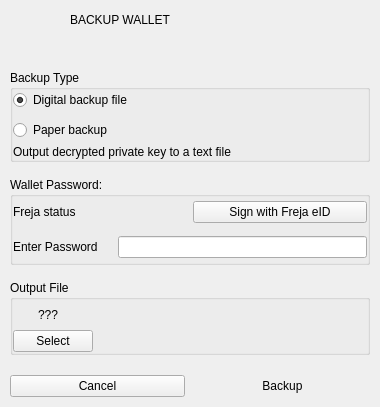
BlockSettle/terminal, file BlockSettleUILib/WalletBackupDialog.ui: the form before one commit.
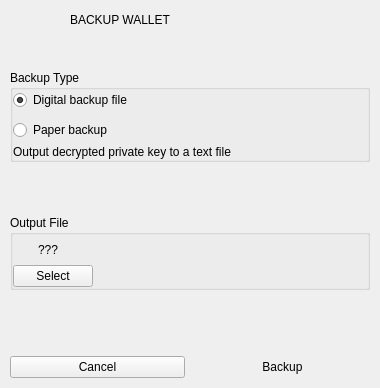
The form after the commit. Icons and pictures are not drawn. Custom widgets are drawn as their Qt base class.

Commit message: BST-1240: GUI support for m-of-n wallet encryption

```diff
--- a/BlockSettleUILib/WalletBackupDialog.ui
+++ b/BlockSettleUILib/WalletBackupDialog.ui
@@ -7,7 +7,7 @@
     <x>0</x>
     <y>0</y>
     <width>380</width>
-    <height>372</height>
+    <height>388</height>
    </rect>
   </property>
   <property name="windowTitle">
@@ -231,136 +231,14 @@
        </widget>
       </item>
       <item>
-       <widget class="QGroupBox" name="groupBoxPassword">
-        <property name="maximumSize">
+       <widget class="WalletKeysSubmitWidget" name="widgetSubmitKeys" native="true">
+        <property name="minimumSize">
          <size>
-          <width>16777215</width>
-          <height>16777215</height>
+          <width>0</width>
+          <height>23</height>
          </size>
         </property>
-        <property name="title">
-         <string>Wallet Password:</string>
-        </property>
-        <layout class="QVBoxLayout" name="verticalLayout_3">
-         <property name="spacing">
-          <number>5</number>
-         </property>
-         <property name="leftMargin">
-          <number>0</number>
-         </property>
-         <property name="topMargin">
-          <number>0</number>
-         </property>
-         <property name="rightMargin">
-          <number>0</number>
-         </property>
-         <property name="bottomMargin">
-          <number>0</number>
-         </property>
-         <item>
-          <widget class="QWidget" name="widgetFreja" native="true">
-           <property name="minimumSize">
-            <size>
-             <width>0</width>
-             <height>30</height>
-            </size>
-           </property>
-           <layout class="QHBoxLayout" name="horizontalLayout_5">
-            <property name="spacing">
-             <number>5</number>
-            </property>
-            <property name="leftMargin">
-             <number>0</number>
-            </property>
-            <property name="topMargin">
-             <number>0</number>
-            </property>
-            <property name="rightMargin">
-             <number>0</number>
-            </property>
-            <property name="bottomMargin">
-             <number>0</number>
-            </property>
-            <item>
-             <widget class="QLabel" name="labelFreja">
-              <property name="minimumSize">
-               <size>
-                <width>100</width>
-                <height>0</height>
-               </size>
-              </property>
-              <property name="text">
-               <string>Freja status</string>
-              </property>
-             </widget>
-            </item>
-            <item>
-             <widget class="QPushButton" name="pushButtonFreja">
-              <property name="text">
-               <string>Sign with Freja eID</string>
-              </property>
-             </widget>
-            </item>
-           </layout>
-          </widget>
-         </item>
-         <item>
-          <widget class="QWidget" name="widgetPassword" native="true">
-           <property name="minimumSize">
-            <size>
-             <width>0</width>
-             <height>30</height>
-            </size>
-           </property>
-           <layout class="QHBoxLayout" name="horizontalLayout_3">
-            <property name="spacing">
-             <number>5</number>
-            </property>
-            <property name="leftMargin">
-             <number>0</number>
-            </property>
-            <property name="topMargin">
-             <number>0</number>
-            </property>
-            <property name="rightMargin">
-             <number>0</number>
-            </property>
-            <property name="bottomMargin">
-             <number>0</number>
-            </property>
-            <item>
-             <widget class="QLabel" name="label">
-              <property name="minimumSize">
-               <size>
-                <width>100</width>
-                <height>0</height>
-               </size>
-              </property>
-              <property name="text">
-               <string>Enter Password</string>
-              </property>
-             </widget>
-            </item>
-            <item>
-             <widget class="QLineEdit" name="lineEditPassword">
-              <property name="sizePolicy">
-               <sizepolicy hsizetype="Expanding" vsizetype="Fixed">
-                <horstretch>0</horstretch>
-                <verstretch>0</verstretch>
-               </sizepolicy>
-              </property>
-              <property name="frame">
-               <bool>true</bool>
-              </property>
-              <property name="echoMode">
-               <enum>QLineEdit::Password</enum>
-              </property>
-             </widget>
-            </item>
-           </layout>
-          </widget>
-         </item>
-        </layout>
+        <layout class="QHBoxLayout" name="horizontalLayout_6"/>
        </widget>
       </item>
       <item>
@@ -593,6 +471,14 @@
    </item>
   </layout>
  </widget>
+ <customwidgets>
+  <customwidget>
+   <class>WalletKeysSubmitWidget</class>
+   <extends>QWidget</extends>
+   <header>WalletKeysSubmitWidget.h</header>
+   <container>1</container>
+  </customwidget>
+ </customwidgets>
  <resources>
   <include location="armory.qrc"/>
  </resources>
```
The commit also changes 51 other files.
